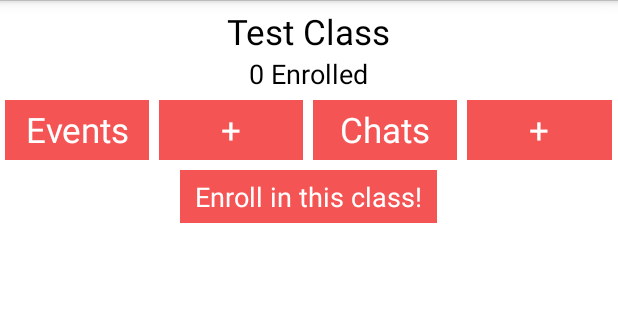
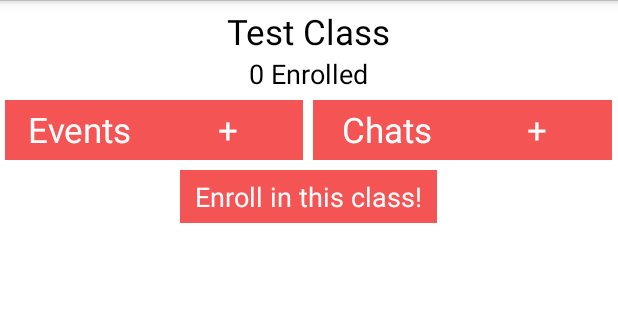
Before and after one commit to alalexl/Kabam, an Android app: the layout class_detail.xml on its own in the app's theme, with its tools: preview values and no code run, on a phone screen of 412 x 824 dp, the part 72-392 px from its top. Run offline under Robolectric (Android 15) with nearby library versions, the phone set to English and light mode, and no system bars.

Commit message:
Updated button GUI on class_detail

```diff
--- a/Kabam/app/src/main/res/drawable/red_button.xml
+++ b/Kabam/app/src/main/res/drawable/red_button.xml
@@ -1,8 +1,5 @@
 <?xml version="1.0" encoding="utf-8"?>
 <selector xmlns:android="http://schemas.android.com/apk/res/android">
-    android:layout_width="wrap_content"
-    android:layout_height="wrap_content">
-    <!--fff55454 -->
     <item android:state_pressed="true" >
         <shape>
             <gradient
--- a/Kabam/app/src/main/res/drawable/red_button_thin.xml
+++ b/Kabam/app/src/main/res/drawable/red_button_thin.xml
@@ -1,8 +1,5 @@
 <?xml version="1.0" encoding="utf-8"?>
 <selector xmlns:android="http://schemas.android.com/apk/res/android">
-    android:layout_width="wrap_content"
-    android:layout_height="wrap_content">
-    <!--fff55454 -->
     <item android:state_pressed="true" >
         <shape>
             <gradient
--- a/Kabam/app/src/main/res/drawable/red_button_wide.xml
+++ b/Kabam/app/src/main/res/drawable/red_button_wide.xml
@@ -1,8 +1,5 @@
 <?xml version="1.0" encoding="utf-8"?>
 <selector xmlns:android="http://schemas.android.com/apk/res/android">
-    android:layout_width="wrap_content"
-    android:layout_height="wrap_content">
-    <!--fff55454 -->
     <item android:state_pressed="true" >
         <shape>
             <gradient
--- a/Kabam/app/src/main/res/layout/class_detail.xml
+++ b/Kabam/app/src/main/res/layout/class_detail.xml
@@ -32,7 +32,7 @@
             style="@style/BTheme.Large"
             android:background="@drawable/red_button_thin"
             android:layout_marginLeft="3dp"
-            android:layout_marginRight="3dp"
+            android:layout_marginRight="0dp"
             android:layout_marginTop="3dp"
             android:layout_marginBottom="3dp"
             android:ems="2"
@@ -43,7 +43,7 @@
         <Button
             style="@style/BTheme.Large"
             android:background="@drawable/red_button_thin"
-            android:layout_marginLeft="3dp"
+            android:layout_marginLeft="0dp"
             android:layout_marginRight="3dp"
             android:layout_marginTop="3dp"
             android:layout_marginBottom="3dp"
@@ -56,7 +56,7 @@
             style="@style/BTheme.Large"
             android:background="@drawable/red_button_thin"
             android:layout_marginLeft="3dp"
-            android:layout_marginRight="3dp"
+            android:layout_marginRight="0dp"
             android:layout_marginTop="3dp"
             android:layout_marginBottom="3dp"
             android:ems="2"
@@ -67,7 +67,7 @@
         <Button
             style="@style/BTheme.Large"
             android:background="@drawable/red_button_thin"
-            android:layout_marginLeft="3dp"
+            android:layout_marginLeft="0dp"
             android:layout_marginRight="4dp"
             android:layout_marginTop="3dp"
             android:layout_marginBottom="3dp"
```
